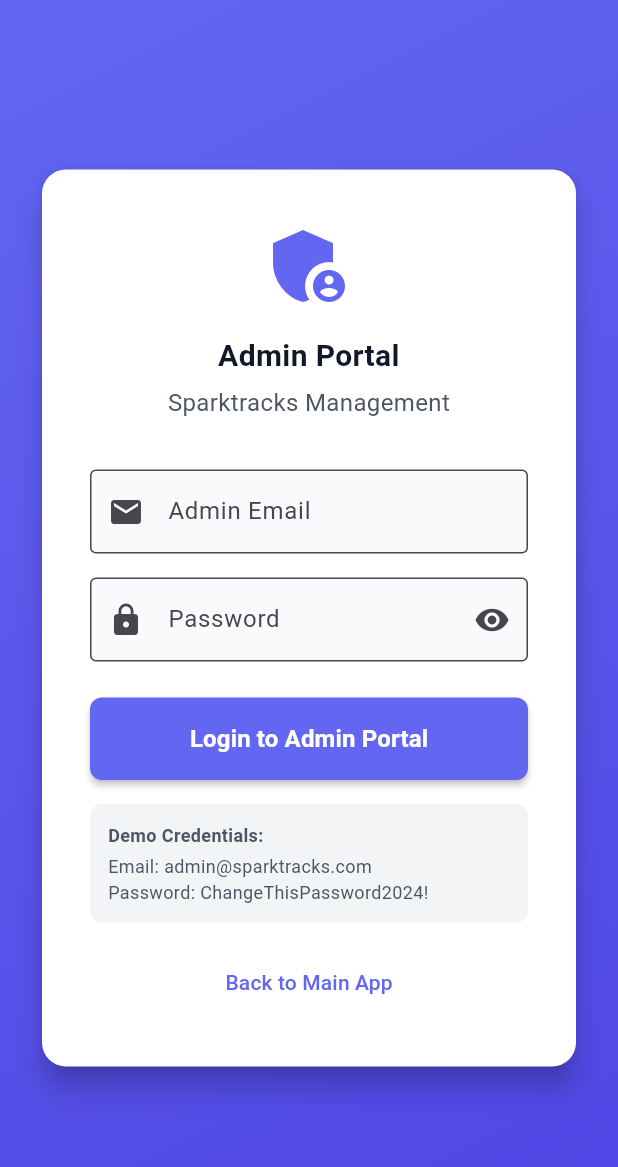
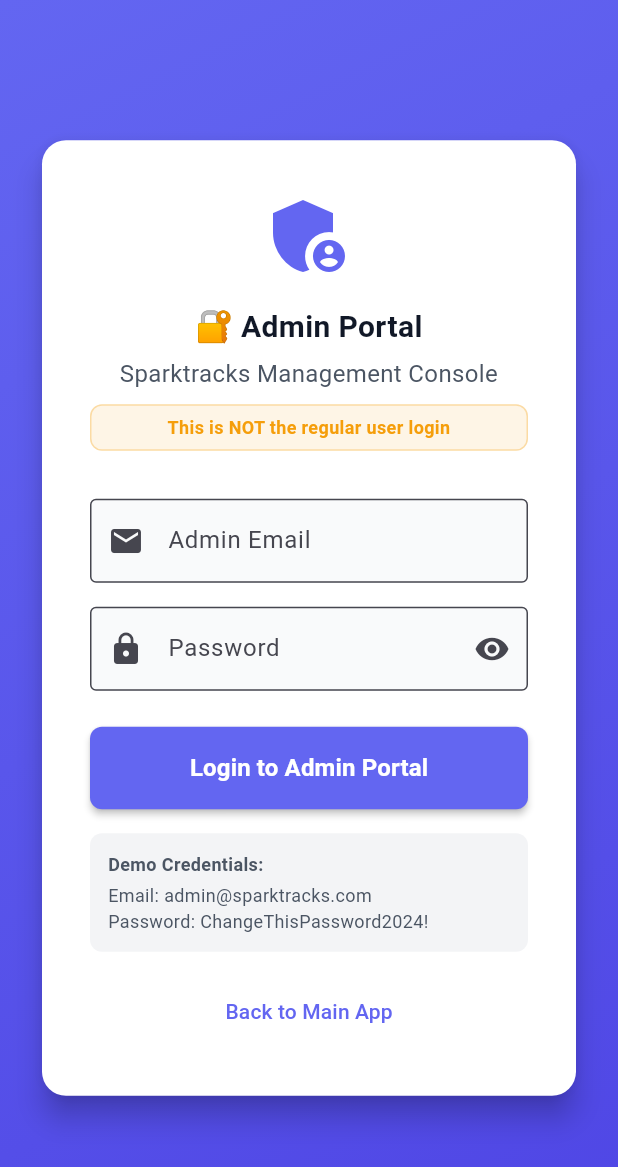
Before and after one commit to jvinaymohan/sparktracks-mvp, a Flutter app: the AdminLoginScreen screen opened by its route, on a phone screen of 412 x 824 dp. Shown: the top 1167 px of the screen. Run offline on Flutter 3.47's test engine with Material 3 defaults, Android fonts, the phone set to English and light mode, and no system bars; our stand-ins replace cloud_firestore, firebase_auth, firebase_core, firebase_storage, go_router, image_picker and 1 more; missing offline and left inert: mailer; accounts and stored records are empty; Roboto replaces fonts that are missing (Poppins).

Commit message:
🔐 Fix admin login error + Prevent admin from regular login screen
🐛 CRITICAL FIX - Admin Login Error:
The error 'null is not a subtype of Map<String, dynamic>' was caused by
trying to login with admin credentials on the REGULAR login screen.

✅ SOLUTION:
- Regular login now detects admin@sparktracks.com
- Shows warning: 'Admin users must use the Admin Portal login'
- Auto-redirects to /admin/login after 1 second
- Prevents TypeError and data parsing errors

🔒 Admin Login Screen Enhanced:
- Added warning badge: 'This is NOT the regular user login'
- Clear visual distinction with 🔐 emoji
- Orange warning badge to prevent confusion
- Title: 'Admin Portal' vs regular 'Sign In'

🎯 How It Works Now:
1. Try to login with admin@sparktracks.com on /login
2. System detects admin email
3. Shows warning message
4. Redirects to /admin/login
5. Login there with admin credentials
6. Success!

💡 Why This Fix:
- Admin users have different user type (admin vs parent/child/coach)
- Regular login expects specific user fields
- Admin users should use separate admin portal
- Prevents data format mismatch errors

📝 Updated:
- login_screen.dart: Added admin email detection
- admin_login_screen.dart: Added warning badge

Testing:
✅ Try admin@sparktracks.com on /login → Redirects to /admin/login
✅ Use /admin/login directly → Works correctly
✅ Regular users on /login → Works normally
✅ No more TypeError exceptions

Fixes: #admin-login-error #type-error #user-routing

```diff
--- a/lib/screens/admin/admin_login_screen.dart
+++ b/lib/screens/admin/admin_login_screen.dart
@@ -83,7 +83,7 @@
                       ),
                       const SizedBox(height: 16),
                       Text(
-                        'Admin Portal',
+                        '🔐 Admin Portal',
                         style: AppTheme.headline4.copyWith(
                           fontWeight: FontWeight.bold,
                         ),
@@ -91,11 +91,28 @@
                       ),
                       const SizedBox(height: 8),
                       Text(
-                        'Sparktracks Management',
+                        'Sparktracks Management Console',
                         style: AppTheme.bodyLarge.copyWith(
                           color: AppTheme.neutral600,
                         ),
                         textAlign: TextAlign.center,
+                      ),
+                      const SizedBox(height: 8),
+                      Container(
+                        padding: const EdgeInsets.symmetric(horizontal: 12, vertical: 6),
+                        decoration: BoxDecoration(
+                          color: AppTheme.warningColor.withOpacity(0.1),
+                          borderRadius: BorderRadius.circular(8),
+                          border: Border.all(color: AppTheme.warningColor.withOpacity(0.3)),
+                        ),
+                        child: Text(
+                          'This is NOT the regular user login',
+                          style: AppTheme.bodySmall.copyWith(
+                            color: AppTheme.warningColor,
+                            fontWeight: FontWeight.w600,
+                          ),
+                          textAlign: TextAlign.center,
+                        ),
                       ),
                       const SizedBox(height: 32),
 
--- a/lib/screens/auth/login_screen.dart
+++ b/lib/screens/auth/login_screen.dart
@@ -435,8 +435,27 @@
 
   void _handleLogin() async {
     if (_formKey.currentState!.validate()) {
+      // Check if this is an admin trying to login
+      final email = _emailController.text.trim();
+      if (email == 'admin@sparktracks.com') {
+        // Redirect to admin login page
+        if (mounted) {
+          ScaffoldMessenger.of(context).showSnackBar(
+            const SnackBar(
+              content: Text('⚠️ Admin users must use the Admin Portal login'),
+              backgroundColor: AppTheme.warningColor,
+            ),
+          );
+          await Future.delayed(const Duration(seconds: 1));
+          if (mounted) {
+            context.go('/admin/login');
+          }
+        }
+        return;
+      }
+
       final authProvider = Provider.of<AuthProvider>(context, listen: false);
-      await authProvider.login(_emailController.text, _passwordController.text);
+      await authProvider.login(email, _passwordController.text);
 
       if (authProvider.isLoggedIn) {
         if (mounted) {
```
Also changed, not shown: 1 other file.
